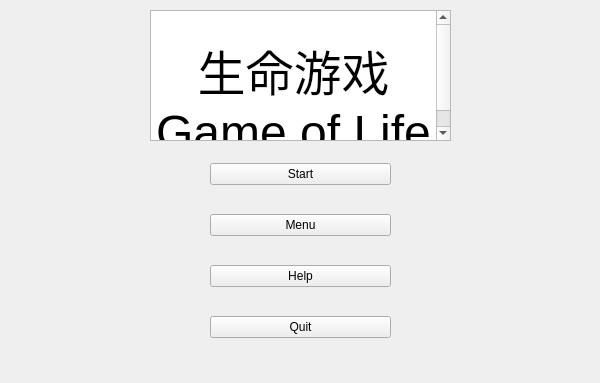
Above: startwindow.ui from HirojiFukuyama/qt_PC2DM before the change. Below: the same form after it.
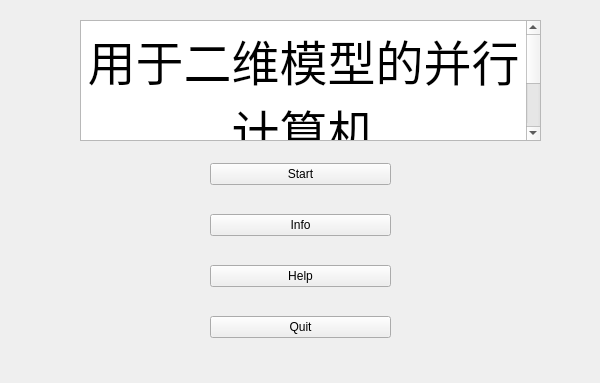
That is the form after the change.

Commit message: add pre-pattern and update info

Patch:
```diff
--- a/startwindow.ui
+++ b/startwindow.ui
@@ -42,7 +42,7 @@
        <string notr="true"/>
       </property>
       <property name="text">
-       <string>Menu</string>
+       <string>Info</string>
       </property>
      </widget>
     </item>
@@ -71,10 +71,10 @@
   <widget class="QTextBrowser" name="textBrowser">
    <property name="geometry">
     <rect>
-     <x>150</x>
-     <y>10</y>
-     <width>301</width>
-     <height>131</height>
+     <x>80</x>
+     <y>20</y>
+     <width>461</width>
+     <height>121</height>
     </rect>
    </property>
    <property name="styleSheet">
@@ -85,9 +85,8 @@
 &lt;html&gt;&lt;head&gt;&lt;meta name=&quot;qrichtext&quot; content=&quot;1&quot; /&gt;&lt;style type=&quot;text/css&quot;&gt;
 p, li { white-space: pre-wrap; }
 &lt;/style&gt;&lt;/head&gt;&lt;body style=&quot; font-family:'.AppleSystemUIFont'; font-size:13pt; font-weight:400; font-style:normal;&quot;&gt;
-&lt;p align=&quot;center&quot; style=&quot;-qt-paragraph-type:empty; margin-top:0px; margin-bottom:0px; margin-left:0px; margin-right:0px; -qt-block-indent:0; text-indent:0px;&quot;&gt;&lt;br /&gt;&lt;/p&gt;
-&lt;p align=&quot;center&quot; style=&quot; margin-top:0px; margin-bottom:0px; margin-left:0px; margin-right:0px; -qt-block-indent:0; text-indent:0px;&quot;&gt;&lt;span style=&quot; font-size:36pt;&quot;&gt;生命游戏&lt;/span&gt;&lt;/p&gt;
-&lt;p align=&quot;center&quot; style=&quot; margin-top:0px; margin-bottom:0px; margin-left:0px; margin-right:0px; -qt-block-indent:0; text-indent:0px;&quot;&gt;&lt;span style=&quot; font-size:36pt;&quot;&gt;Game of Life&lt;/span&gt;&lt;/p&gt;&lt;/body&gt;&lt;/html&gt;</string>
+&lt;p align=&quot;center&quot; style=&quot; margin-top:0px; margin-bottom:0px; margin-left:0px; margin-right:0px; -qt-block-indent:0; text-indent:0px;&quot;&gt;&lt;span style=&quot; font-size:36pt;&quot;&gt;用于二维模型的并行计算机&lt;/span&gt;&lt;/p&gt;
+&lt;p align=&quot;center&quot; style=&quot; margin-top:0px; margin-bottom:0px; margin-left:0px; margin-right:0px; -qt-block-indent:0; text-indent:0px;&quot;&gt;&lt;span style=&quot; font-size:48pt;&quot;&gt;PC2DM&lt;/span&gt;&lt;/p&gt;&lt;/body&gt;&lt;/html&gt;</string>
    </property>
   </widget>
  </widget>
```
The commit also changes 19 other files.
